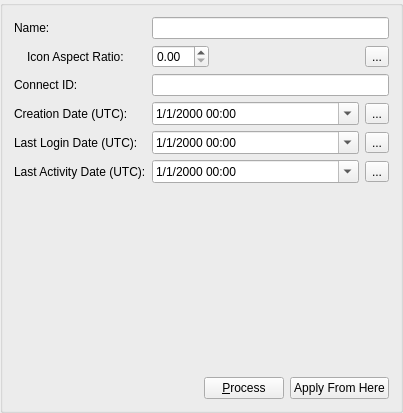
This is UI/UserDataWidget.ui in towel42-com/EmbySync as Qt 5 draws it before an edit. The edited form follows.
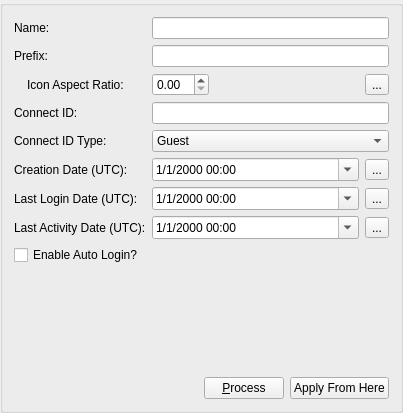
This is the edited form. Icons and pictures are not drawn.

Commit message: Added support for user prefix and enableautologin

Diff of the .ui file:
```diff
--- a/UI/UserDataWidget.ui
+++ b/UI/UserDataWidget.ui
@@ -24,7 +24,7 @@
    <item row="0" column="1">
     <widget class="QLineEdit" name="name"/>
    </item>
-   <item row="1" column="0">
+   <item row="2" column="0">
     <layout class="QHBoxLayout" name="horizontalLayout">
      <item>
       <widget class="QLabel" name="avatar">
@@ -42,7 +42,7 @@
      </item>
     </layout>
    </item>
-   <item row="1" column="1">
+   <item row="2" column="1">
     <layout class="QHBoxLayout" name="horizontalLayout_3">
      <item>
       <widget class="QDoubleSpinBox" name="avatarAspectRatio"/>
@@ -73,24 +73,45 @@
      </item>
     </layout>
    </item>
-   <item row="2" column="0">
+   <item row="3" column="0">
     <widget class="QLabel" name="label_3">
      <property name="text">
       <string>Connect ID:</string>
      </property>
     </widget>
    </item>
-   <item row="2" column="1">
+   <item row="3" column="1">
     <widget class="QLineEdit" name="connectID"/>
    </item>
-   <item row="3" column="0">
+   <item row="4" column="0">
+    <widget class="QLabel" name="label_7">
+     <property name="text">
+      <string>Connect ID Type:</string>
+     </property>
+    </widget>
+   </item>
+   <item row="4" column="1">
+    <widget class="QComboBox" name="connectIDType">
+     <item>
+      <property name="text">
+       <string>Guest</string>
+      </property>
+     </item>
+     <item>
+      <property name="text">
+       <string>LinkedUser</string>
+      </property>
+     </item>
+    </widget>
+   </item>
+   <item row="5" column="0">
     <widget class="QLabel" name="label_2">
      <property name="text">
       <string>Creation Date (UTC):</string>
      </property>
     </widget>
    </item>
-   <item row="3" column="1">
+   <item row="5" column="1">
     <layout class="QHBoxLayout" name="horizontalLayout_4">
      <item>
       <widget class="QDateTimeEdit" name="creationDate">
@@ -124,14 +145,14 @@
      </item>
     </layout>
    </item>
-   <item row="4" column="0">
+   <item row="6" column="0">
     <widget class="QLabel" name="label_4">
      <property name="text">
       <string>Last Login Date (UTC):</string>
      </property>
     </widget>
    </item>
-   <item row="4" column="1">
+   <item row="6" column="1">
     <layout class="QHBoxLayout" name="horizontalLayout_5">
      <item>
       <widget class="QDateTimeEdit" name="lastLoginDate">
@@ -162,14 +183,14 @@
      </item>
     </layout>
    </item>
-   <item row="5" column="0">
+   <item row="7" column="0">
     <widget class="QLabel" name="label_5">
      <property name="text">
       <string>Last Activity Date (UTC):</string>
      </property>
     </widget>
    </item>
-   <item row="5" column="1">
+   <item row="7" column="1">
     <layout class="QHBoxLayout" name="horizontalLayout_6">
      <item>
       <widget class="QDateTimeEdit" name="lastActivityDate">
@@ -200,7 +221,7 @@
      </item>
     </layout>
    </item>
-   <item row="6" column="1">
+   <item row="9" column="1">
     <spacer name="verticalSpacer">
      <property name="orientation">
       <enum>Qt::Vertical</enum>
@@ -213,7 +234,7 @@
      </property>
     </spacer>
    </item>
-   <item row="7" column="0" colspan="2">
+   <item row="10" column="0" colspan="2">
     <layout class="QHBoxLayout" name="horizontalLayout_2">
      <item>
       <spacer name="horizontalSpacer">
@@ -252,6 +273,23 @@
      </item>
     </layout>
    </item>
+   <item row="1" column="0">
+    <widget class="QLabel" name="label_8">
+     <property name="text">
+      <string>Prefix:</string>
+     </property>
+    </widget>
+   </item>
+   <item row="1" column="1">
+    <widget class="QLineEdit" name="prefix"/>
+   </item>
+   <item row="8" column="0" colspan="2">
+    <widget class="QCheckBox" name="enableAutoLogin">
+     <property name="text">
+      <string>Enable Auto Login?</string>
+     </property>
+    </widget>
+   </item>
   </layout>
  </widget>
  <tabstops>
```
Left out of the diff: 4 changed lines with no effect on the pictures. The commit also changes 15 other files.
